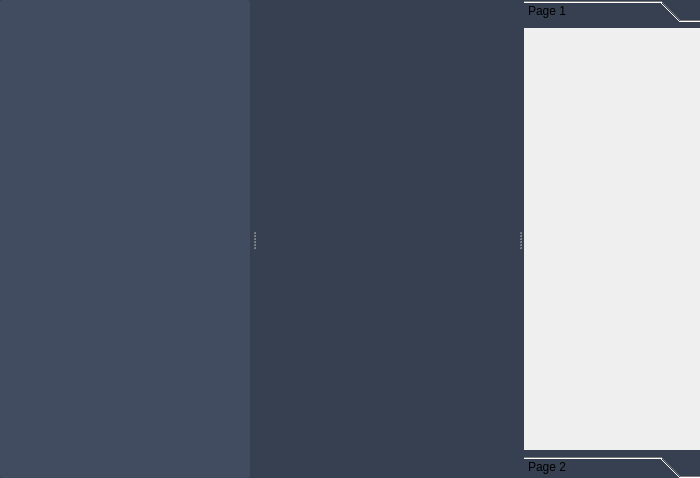
wassgha/TurboGrade, file TurboGrade/ui/codeview.ui: the form before one commit.
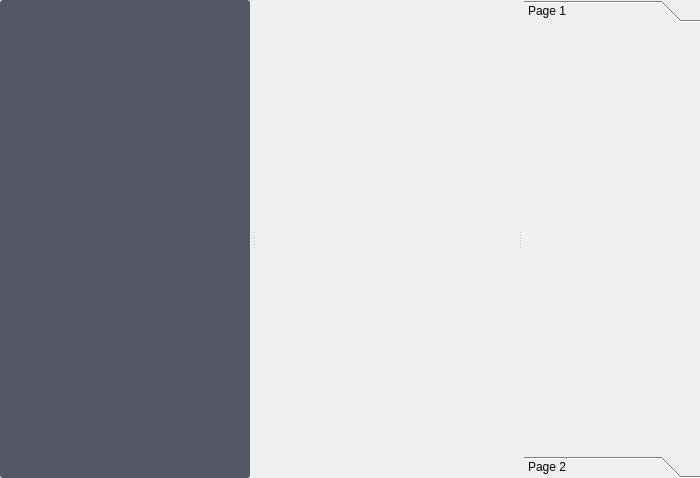
The form after the commit. Icons and pictures are not drawn. Custom widgets are drawn as their Qt base class.

Commit message: Added dashboard and course view

```diff
--- a/TurboGrade/ui/codeview.ui
+++ b/TurboGrade/ui/codeview.ui
@@ -14,22 +14,15 @@
    <string>CodeView</string>
   </property>
   <property name="styleSheet">
-   <string notr="true">#CodeView {
-        background: rgb(55, 64, 80);
-}
-
-#treeView {
-        background: rgb(66, 76, 96);
+   <string notr="true">#treeView {
+        /* background: rgb(66, 76, 96); */
+		background: #535663;
         border: none;
         color: white;
         padding-top: 10px;
         border-radius: 3px;
 }
 
-#editor {
-        border-radius: 6px;
-}
-
 QSplitter::handle:horizontal {
         image: url(:/misc/res/splitter.png);
 }</string>
```
Left out of the diff: 4 changed lines with no effect on the pictures. The commit also changes 15 other files.
